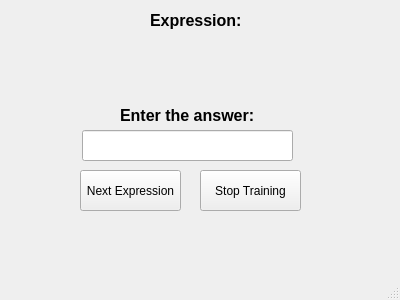
First picture: the form in mainwindow.ui, repository dAN0n/Expression-Solve-Trainer, before the edit.
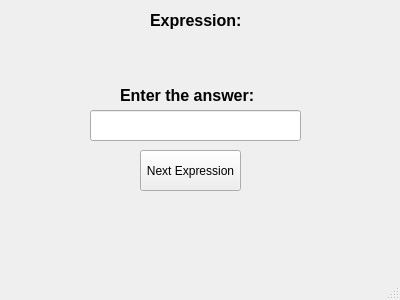
Second picture: the form after the edit.

What changed in the file:
```diff
--- a/mainwindow.ui
+++ b/mainwindow.ui
@@ -20,8 +20,8 @@
    <widget class="QPushButton" name="NextExprButton">
     <property name="geometry">
      <rect>
-      <x>80</x>
-      <y>170</y>
+      <x>140</x>
+      <y>150</y>
       <width>101</width>
       <height>41</height>
      </rect>
@@ -36,24 +36,11 @@
      <bool>false</bool>
     </property>
    </widget>
-   <widget class="QPushButton" name="StopTrainButton">
-    <property name="geometry">
-     <rect>
-      <x>200</x>
-      <y>170</y>
-      <width>101</width>
-      <height>41</height>
-     </rect>
-    </property>
-    <property name="text">
-     <string>Stop Training</string>
-    </property>
-   </widget>
    <widget class="QLineEdit" name="AnswerField">
     <property name="geometry">
      <rect>
-      <x>82</x>
-      <y>130</y>
+      <x>90</x>
+      <y>110</y>
       <width>211</width>
       <height>31</height>
      </rect>
@@ -92,7 +79,7 @@
     <property name="geometry">
      <rect>
       <x>120</x>
-      <y>100</y>
+      <y>80</y>
       <width>151</width>
       <height>31</height>
      </rect>
@@ -111,8 +98,8 @@
    <widget class="QLabel" name="ExprLabel">
     <property name="geometry">
      <rect>
-      <x>95</x>
-      <y>42</y>
+      <x>90</x>
+      <y>30</y>
       <width>201</width>
       <height>51</height>
      </rect>
@@ -138,9 +125,9 @@
    <widget class="QLabel" name="CheckAnswer">
     <property name="geometry">
      <rect>
-      <x>120</x>
-      <y>230</y>
-      <width>141</width>
+      <x>40</x>
+      <y>190</y>
+      <width>301</width>
       <height>41</height>
      </rect>
     </property>
```
Left out of the diff: 44 changed lines with no effect on the pictures.
